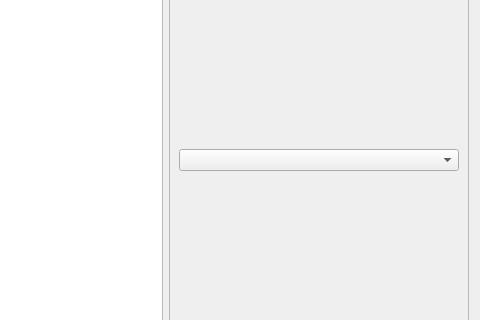
Above: ola/client/store/configure_form.ui from myapps-directory/myapps-client-store before the change; both pictures show x 303 to 783 and y 125 to 445 of the 783 by 570 pixel window. Below: the same form after it.
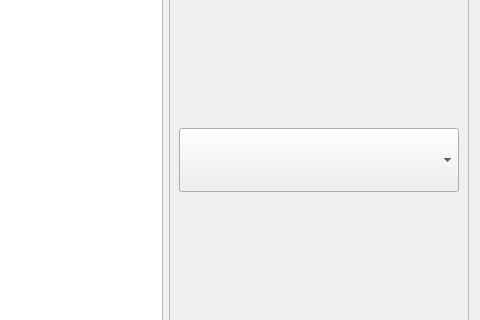
That is the form after the change.

```diff
--- a/ola/client/store/configure_form.ui
+++ b/ola/client/store/configure_form.ui
@@ -62,10 +62,16 @@
       </item>
       <item>
        <widget class="QComboBox" name="stateComboBox">
+        <property name="minimumSize">
+         <size>
+          <width>0</width>
+          <height>64</height>
+         </size>
+        </property>
         <property name="iconSize">
          <size>
-          <width>46</width>
-          <height>46</height>
+          <width>60</width>
+          <height>60</height>
          </size>
         </property>
        </widget>
```
Left out of the diff: 4 changed lines with no effect on the pictures.
